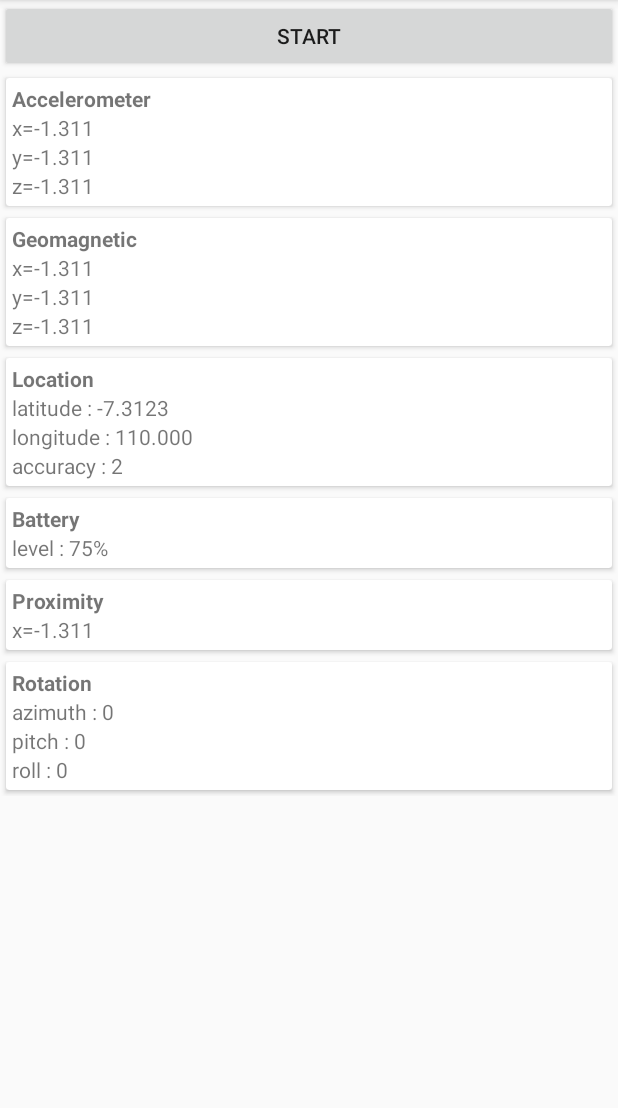
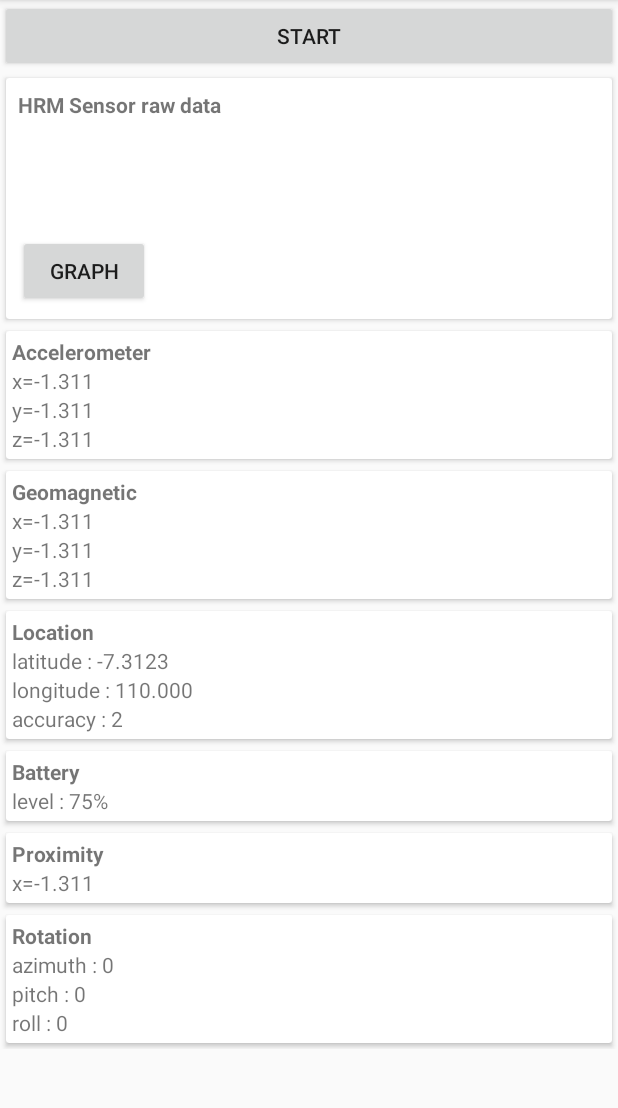
Before and after one commit to omayib/ListenEverything, an Android app: the screen it shows after launch (MainActivity), on a phone screen of 412 x 824 dp, the part 84-1192 px from its top. Run offline under Robolectric (Android 15) with nearby library versions, the phone set to English and light mode, and no system bars; our stand-ins replace EventBus; libraries missing offline, so code that uses them is left out: com.samsung.android, com.zhaoxiaodan.miband.

Commit message:
add the graph

```diff
--- a/app/build.gradle
+++ b/app/build.gradle
@@ -34,6 +34,7 @@ dependencies {
     implementation "com.google.android.gms:play-services-places:$playServicesVersion"
     implementation "com.google.android.gms:play-services-location:$playServicesVersion"
     implementation 'com.zhaoxiaodan.miband:miband-sdk:1.1.2'
+    implementation 'com.jjoe64:graphview:4.2.2'
     testImplementation 'junit:junit:4.12'
     androidTestImplementation 'com.android.support.test:runner:1.0.2'
     androidTestImplementation 'com.android.support.test.espresso:espresso-core:3.0.2'
--- a/app/src/main/java/com/hepicar/listeneverything/ForegroundService.kt
+++ b/app/src/main/java/com/hepicar/listeneverything/ForegroundService.kt
@@ -109,7 +109,12 @@ class ForegroundService: Service(), SensorEventListener {
         if (hrRed != null)hrSensorManager?.unregisterListener(hrSensorListener,hrRed)
         if (hrGreen != null)hrSensorManager?.unregisterListener(hrSensorListener,hrGreen)
         if (hrBlue != null)hrSensorManager?.unregisterListener(hrSensorListener,hrBlue)
-        this.unregisterReceiver(batteryBroadcastReceiver)
+        try {
+            this.unregisterReceiver(batteryBroadcastReceiver)
+        }catch (e:java.lang.Exception){
+
+        }
+
         wl?.release()
         handler.removeCallbacks(periodicUpdate)
     }
@@ -174,18 +179,22 @@ class ForegroundService: Service(), SensorEventListener {
                 Ssensor.TYPE_HRM_LED_IR -> {
                     println("sensor name {${hrSensor.name} \n " +
                             "ir raw data {${event.values[0]}}")
+                    EventBus.getDefault().post(HrmIrSensor(hrSensor.name,event.values[0]))
                 }
                 Ssensor.TYPE_HRM_LED_RED -> {
                     println("sensor name {${hrSensor.name} \n " +
                             "red raw data {${event.values[0]}}")
+                    EventBus.getDefault().post(HrmRedSensor(hrSensor.name,event.values[0]))
                 }
                 Ssensor.TYPE_HRM_LED_GREEN-> {
                     println("sensor name {${hrSensor.name} \n " +
                             "green raw data {${event.values[0]}}")
+                    EventBus.getDefault().post(HrmGreenSensor(hrSensor.name,event.values[0]))
                 }
                 Ssensor.TYPE_HRM_LED_BLUE -> {
                     println("sensor name {${hrSensor.name} \n " +
                             "blue raw data {${event.values[0]}}")
+                    EventBus.getDefault().post(HrmBlueSensor(hrSensor.name,event.values[0]))
                 }
             }
 
--- a/app/src/main/java/com/hepicar/listeneverything/model/Sensor.kt
+++ b/app/src/main/java/com/hepicar/listeneverything/model/Sensor.kt
@@ -9,3 +9,7 @@ data class Proximity(var values:Float?)
 data class Location(var latitude:Double?, var longitude:Double?)
 data class Battery(var level:Int?)
 data class Microphone(var noice:Float?)
+data class HrmRedSensor(var name:String?, var value:Float?)
+data class HrmIrSensor(var name:String?, var value:Float?)
+data class HrmGreenSensor(var name:String?, var value:Float?)
+data class HrmBlueSensor(var name:String?, var value:Float?)
--- a/app/src/main/res/layout/activity_main.xml
+++ b/app/src/main/res/layout/activity_main.xml
@@ -10,6 +10,7 @@
                   android:orientation="vertical">
         <Button android:layout_width="match_parent" android:layout_height="wrap_content"
         android:text="START" android:id="@+id/start_button" android:onClick="onClickedStartButton"/>
+        <include layout="@layout/item_hrm"/>
         <include layout="@layout/item_accelerometer"/>
         <include layout="@layout/item_geomagnetic"/>
         <include layout="@layout/item_location"/>
--- /dev/null
+++ b/app/src/main/res/layout/item_hrm.xml
@@ -0,0 +1,47 @@
+<?xml version="1.0" encoding="utf-8"?>
+
+<android.support.v7.widget.CardView
+        xmlns:android="http://schemas.android.com/apk/res/android"
+        android:layout_width="match_parent"
+        android:layout_height="wrap_content"
+        android:layout_margin="4dp"
+        android:elevation="0.8dp">
+    <LinearLayout
+            android:orientation="vertical"
+            android:padding="8dp"
+            android:layout_width="match_parent"
+            android:layout_height="match_parent">
+        <TextView
+                android:layout_width="wrap_content" android:layout_height="wrap_content" android:text="HRM Sensor raw data" android:textStyle="bold"/>
+        <TextView
+                android:id="@+id/hrm_ir_value"
+                android:layout_width="wrap_content"
+                android:layout_height="wrap_content"
+                android:textColor="#990033"
+                android:text="" />
+        <TextView
+                android:id="@+id/hrm_red_value"
+                android:layout_width="wrap_content"
+                android:layout_height="wrap_content"
+                android:textColor="#990033"
+                android:text="" />
+
+        <TextView
+                android:id="@+id/hrm_green_value"
+                android:layout_width="wrap_content"
+                android:layout_height="wrap_content"
+                android:textColor="#990033"
+                android:text="" />
+
+        <TextView
+                android:id="@+id/hrm_blue_value"
+                android:layout_width="wrap_content"
+                android:layout_height="wrap_content"
+                android:textColor="#990033"
+                android:text="" />
+        <Button android:layout_width="wrap_content"
+                android:onClick="onClickedGraphButton"
+                android:layout_height="wrap_content" android:text="graph"/>
+
+    </LinearLayout>
+</android.support.v7.widget.CardView>
```
Also changed, not shown: app/src/main/AndroidManifest.xml (+16 -15 lines), app/src/main/java/com/hepicar/listeneverything/GraphActivity.kt (added, +73 -0 lines), app/src/main/java/com/hepicar/listeneverything/MainActivity.kt (+20 -0 lines), app/src/main/res/layout/activity_graph.xml (added, +12 -0 lines).
